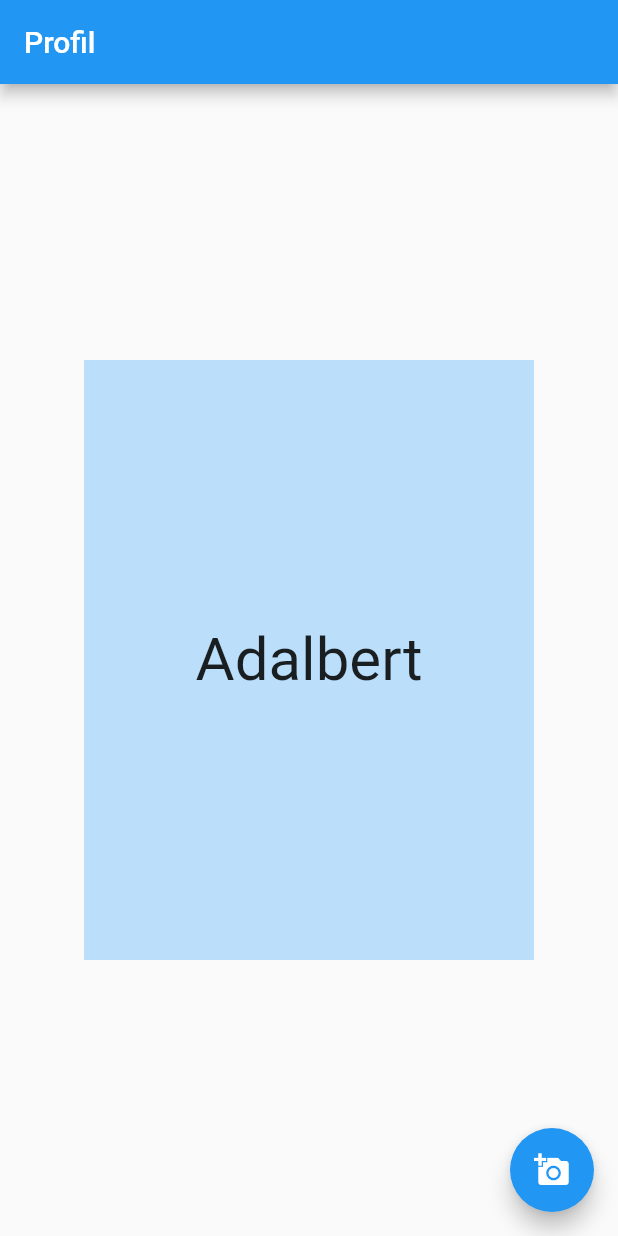
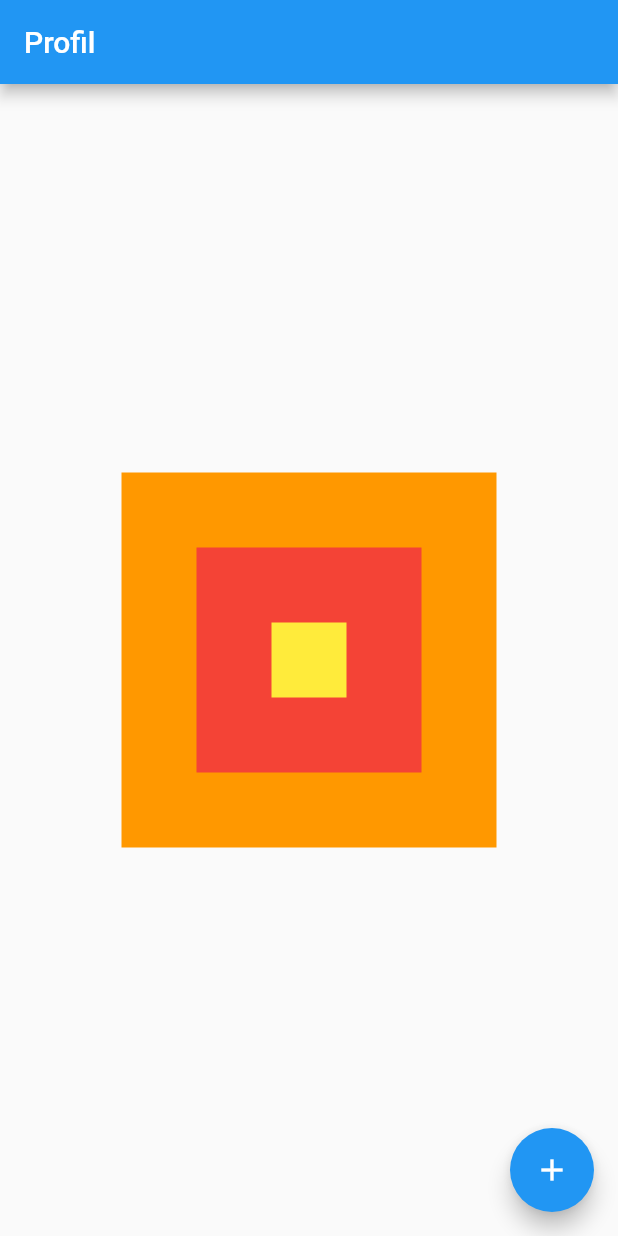
Before and after one commit to AdalbertPungu/flutter_application_demo, a Flutter app: the screen it shows after launch, on a phone screen of 412 x 824 dp. Run offline on Flutter 3.47's test engine with Material 2 defaults, Android fonts, the phone set to English and light mode, and no system bars.

Commit message:
Widget Stack

```diff
--- a/lib/main.dart
+++ b/lib/main.dart
@@ -17,22 +17,18 @@ class HomePage extends StatelessWidget {
           title: Text('Profil'),
         ),
         body: Center(
-          child: Container(
+          child: Stack(
             alignment: Alignment.center,
-            width: 300,
-            height: 400,
-            color: Colors.blue[100],
-            child: Text(
-              'Adalbert',
-              style: TextStyle(
-                fontSize: 40,
-              ),
-            ),
+            children: [
+              Container(width: 250, height: 250, color: Colors.orange),
+              Container(width: 150, height: 150, color: Colors.red),
+              Container(width: 50, height: 50, color: Colors.yellow),
+            ],
           ),
         ),
         floatingActionButton: FloatingActionButton(
           onPressed: () {},
-          child: Icon(Icons.add_a_photo),
+          child: Icon(Icons.add),
         ),
       ),
     );
```
